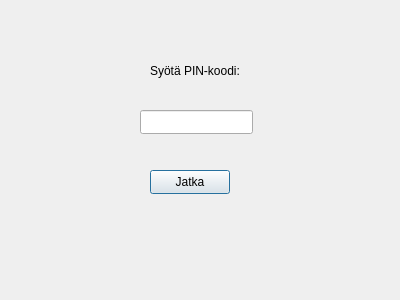
Before: the Qt Designer form bankautomat/kirjaudu.ui in bank-2022/group9, drawn with Qt 5.
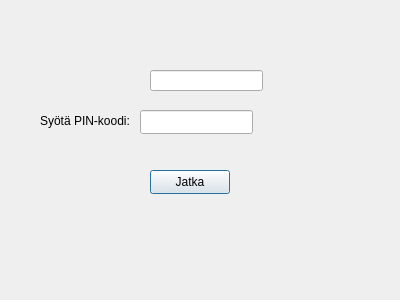
After: the same form once the commit is applied.

```diff
--- a/bankautomat/kirjaudu.ui
+++ b/bankautomat/kirjaudu.ui
@@ -16,8 +16,8 @@
   <widget class="QLabel" name="label">
    <property name="geometry">
     <rect>
-     <x>150</x>
-     <y>60</y>
+     <x>40</x>
+     <y>110</y>
      <width>91</width>
      <height>21</height>
     </rect>
@@ -52,6 +52,16 @@
     <string>Jatka</string>
    </property>
   </widget>
+  <widget class="QLineEdit" name="lineNumero">
+   <property name="geometry">
+    <rect>
+     <x>150</x>
+     <y>70</y>
+     <width>113</width>
+     <height>21</height>
+    </rect>
+   </property>
+  </widget>
  </widget>
  <resources/>
  <connections/>
```
